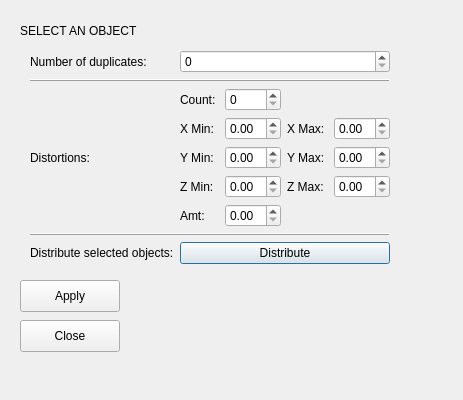
Above: PlantGenerator/gui.ui from nMDaas/MayaPlugins before the change. Below: the same form after it.
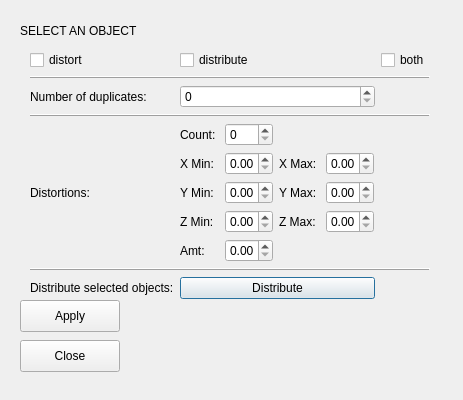
That is the form after the change.

Commit message: added distort,distribute,both options

The edit to the form file:
```diff
--- a/PlantGenerator/gui.ui
+++ b/PlantGenerator/gui.ui
@@ -35,13 +35,48 @@
                 <rect>
                     <x>30</x>
                     <y>50</y>
-                    <width>360</width>
+                    <width>400</width>
                     <height>370</height>
                 </rect>
             </property>
 
             <layout class="QGridLayout" name="gridLayout">
 
+                <!-- row 0 -->
+                <item row="0" column="0">
+                    <widget class="QCheckBox" name="distort_checkbox">
+                        <property name="text">
+                            <string>distort</string>
+                        </property>
+                    </widget>
+                </item>
+                <item row="0" column="1">
+                    <widget class="QCheckBox" name="distribute_checkbox">
+                        <property name="text">
+                            <string>distribute</string>
+                        </property>
+                    </widget>
+                </item>
+                <item row="0" column="2">
+                    <widget class="QCheckBox" name="dd_checkbox">
+                        <property name="text">
+                            <string>both</string>
+                        </property>
+                    </widget>
+                </item>
+
+                <!--row 1 -->
+                <item row="1" column="0" colspan="3">
+                    <widget class="QFrame">
+                        <property name="frameShape">
+                            <enum>QFrame::HLine</enum>
+                        </property>
+                        <property name="frameShadow">
+                            <enum>QFrame::Raised</enum>
+                        </property>
+                    </widget>
+                </item>
+
                 <!--row 2 -->
                 <item row="2" column="0">
                     <widget class="QLabel" name="label_1">
@@ -55,7 +90,7 @@
                 </item>
 
                 <!-- row 3 -->
-                <item row="3" column="0" colspan="2">
+                <item row="3" column="0" colspan="3">
                     <widget class="QFrame">
                         <property name="frameShape">
                             <enum>QFrame::HLine</enum>
@@ -165,7 +200,7 @@
                 </item>
 
                 <!-- row 5 -->
-                <item row="5" column="0" colspan="2">
+                <item row="5" column="0" colspan="3">
                     <widget class="QFrame">
                         <property name="frameShape">
                             <enum>QFrame::HLine</enum>
@@ -216,7 +251,7 @@
             <property name="geometry">
                 <rect>
                     <x>20</x>
-                    <y>280</y>
+                    <y>300</y>
                     <width>100</width>
                     <height>32</height>
                 </rect>
@@ -230,7 +265,7 @@
             <property name="geometry">
                 <rect>
                     <x>20</x>
-                    <y>320</y>
+                    <y>340</y>
                     <width>100</width>
                     <height>32</height>
                 </rect>
```
The commit also changes 1 other file.
